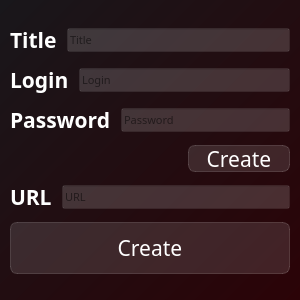
Old version of the form src/PySide_UI/New_note.ui in the repository 6TRINN9/CS50_Python_Final_project.
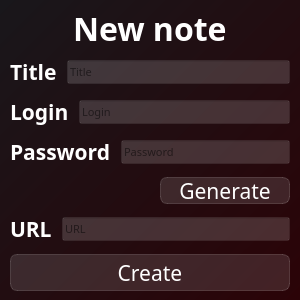
New version of the form.

What changed in the file:
```diff
--- a/src/PySide_UI/New_note.ui
+++ b/src/PySide_UI/New_note.ui
@@ -43,19 +43,33 @@
     <number>10</number>
    </property>
    <property name="topMargin">
-    <number>0</number>
+    <number>10</number>
    </property>
    <property name="rightMargin">
     <number>10</number>
    </property>
    <property name="bottomMargin">
-    <number>0</number>
+    <number>10</number>
    </property>
    <item>
     <layout class="QVBoxLayout" name="verticalLayout">
      <property name="spacing">
       <number>10</number>
      </property>
+     <item alignment="Qt::AlignmentFlag::AlignHCenter">
+      <widget class="QLabel" name="label_note">
+       <property name="styleSheet">
+        <string notr="true">color: rgb(255, 255, 255);
+font-size: 24pt;
+font-weight: bold;
+background-color: none;
+border: none;</string>
+       </property>
+       <property name="text">
+        <string>New note</string>
+       </property>
+      </widget>
+     </item>
      <item>
       <layout class="QHBoxLayout" name="horizontalLayout">
        <item>
@@ -156,9 +170,12 @@
          <property name="orientation">
           <enum>Qt::Orientation::Horizontal</enum>
          </property>
+         <property name="sizeType">
+          <enum>QSizePolicy::Policy::Fixed</enum>
+         </property>
          <property name="sizeHint" stdset="0">
           <size>
-           <width>40</width>
+           <width>150</width>
            <height>20</height>
           </size>
          </property>
@@ -166,6 +183,18 @@
        </item>
        <item>
         <widget class="QPushButton" name="btn_create_password">
+         <property name="sizePolicy">
+          <sizepolicy hsizetype="Minimum" vsizetype="Fixed">
+           <horstretch>0</horstretch>
+           <verstretch>0</verstretch>
+          </sizepolicy>
+         </property>
+         <property name="minimumSize">
+          <size>
+           <width>20</width>
+           <height>0</height>
+          </size>
+         </property>
          <property name="styleSheet">
           <string notr="true">QPushButton {
 font-size: 16pt;
@@ -186,7 +215,7 @@
 }</string>
          </property>
          <property name="text">
-          <string>Create</string>
+          <string>Generate</string>
          </property>
         </widget>
        </item>
```
